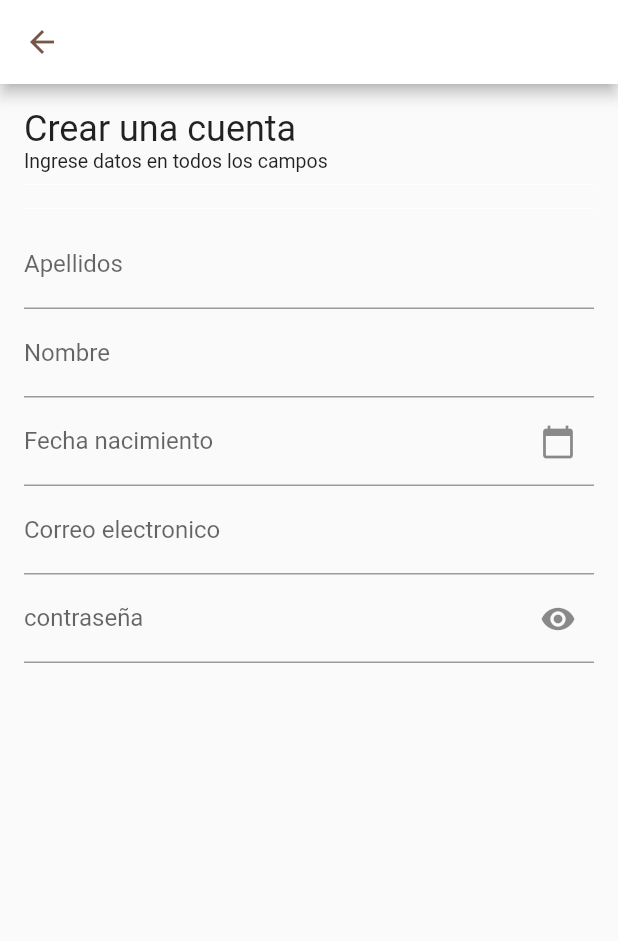
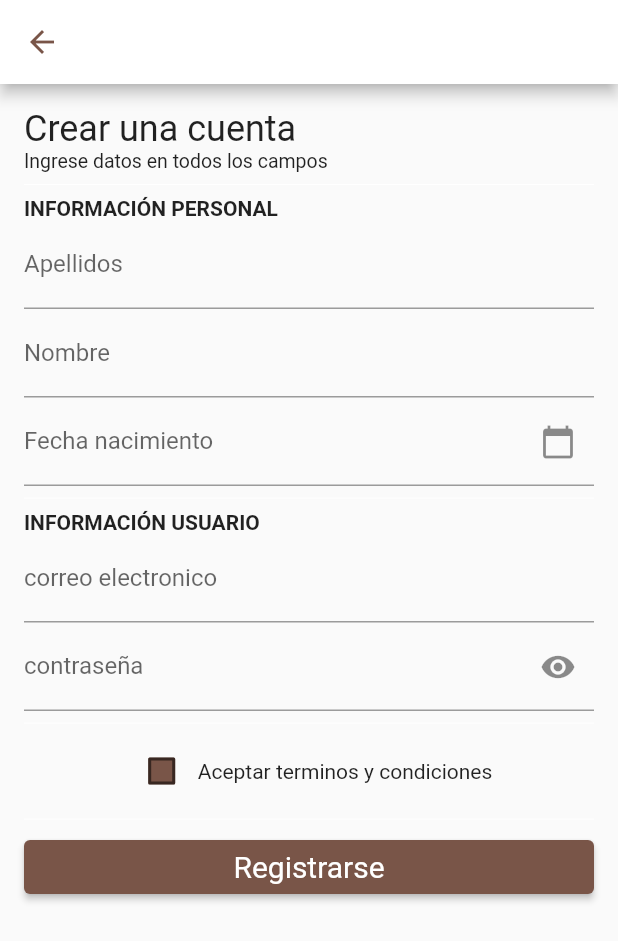
Before and after one commit to jcarloshg/Pineap, a Flutter app: the FormCreateAcount screen opened directly, on a phone screen of 412 x 824 dp. Shown: the top 941 px of the screen. Run offline on Flutter 3.47's test engine with Material 2 defaults, Android fonts, the phone set to English and light mode, and no system bars.

Commit message:
ADD title_block_form

```diff
--- a/lib/main.dart
+++ b/lib/main.dart
@@ -1,5 +1,5 @@
 import 'package:flutter/material.dart';
-import 'package:pineap/pages/Login.dart';
+import 'package:pineap/pages/login.dart';
 
 void main() {
   runApp(const MyApp());
--- a/lib/pages/Login.dart
+++ b/lib/pages/Login.dart
@@ -1,7 +1,7 @@
 // ignore_for_file: file_names
 
 import 'package:flutter/material.dart';
-import 'package:pineap/pages/Register/FormCreateAcount.dart';
+import 'package:pineap/pages/Register/form_create_acount.dart';
 
 class LoginScreen extends StatefulWidget {
   const LoginScreen({Key? key}) : super(key: key);
--- a/lib/pages/Register/FormCreateAcount.dart
+++ /dev/null
@@ -1,111 +0,0 @@
-// ignore_for_file: file_names
-
-import 'package:flutter/material.dart';
-
-import 'package:pineap/styles/SubTitle.dart';
-import 'package:pineap/styles/TitleWidget.dart';
-
-class FormCreateAcount extends StatefulWidget {
-  const FormCreateAcount({Key? key}) : super(key: key);
-
-  @override
-  _FormCreateAcountState createState() => _FormCreateAcountState();
-}
-
-class _FormCreateAcountState extends State<FormCreateAcount> {
-  @override
-  Widget build(BuildContext context) {
-    return Scaffold(
-        appBar: AppBar(
-          backgroundColor: Colors.white,
-          leading: IconButton(
-            onPressed: () {
-              Navigator.of(context).pop();
-            },
-            icon: const Icon(
-              Icons.arrow_back,
-              color: Colors.brown,
-            ),
-          ),
-        ),
-        body: const FormAcount());
-  }
-}
-
-class FormAcount extends StatefulWidget {
-  const FormAcount({Key? key}) : super(key: key);
-
-  @override
-  _FormAcountState createState() => _FormAcountState();
-}
-
-class _FormAcountState extends State<FormAcount> {
-  final _formKey = GlobalKey<FormState>();
-
-  @override
-  Widget build(BuildContext context) {
-    return Padding(
-      padding: const EdgeInsets.all(16.0),
-      child: Column(
-        mainAxisAlignment: MainAxisAlignment.start,
-        children: <Widget>[
-          const TitleWidget(title: "Crear una cuenta"),
-          const SubTitle(subtitle: "Ingrese datos en todos los campos"),
-          Form(
-            key: _formKey,
-            child: Column(
-              crossAxisAlignment: CrossAxisAlignment.stretch,
-              children: <Widget>[
-                const Divider(color: Colors.white),
-                const Divider(color: Colors.white),
-                TextFormField(
-                  decoration: const InputDecoration(labelText: "Apellidos"),
-                  validator: (String? value) {
-                    return value == null ? 'Please enter some text' : null;
-                  },
-                ),
-                TextFormField(
-                  decoration: const InputDecoration(labelText: "Nombre"),
-                  validator: (String? value) {
-                    return value == null ? 'Please enter some text' : null;
-                  },
-                ),
-                TextFormField(
-                  decoration: InputDecoration(
-                    labelText: "Fecha nacimiento",
-                    suffixIcon: IconButton(
-                      onPressed: () {},
-                      icon: const Icon(Icons.calendar_today),
-                    ),
-                  ),
-                  validator: (String? value) {
-                    return value == null ? 'Please enter some text' : null;
-                  },
-                ),
-                TextFormField(
-                  decoration:
-                      const InputDecoration(labelText: "Correo electronico"),
-                  validator: (String? value) {
-                    return value == null ? 'Please enter some text' : null;
-                  },
-                ),
-                TextFormField(
-                  decoration: InputDecoration(
-                    labelText: "contraseña",
-                    suffixIcon: IconButton(
-                      onPressed: () {},
-                      icon: const Icon(Icons.remove_red_eye),
-                    ),
-                  ),
-                  validator: (String? value) {
-                    return value == null ? 'Please enter some text' : null;
-                  },
-                ),
-              ],
-            ),
-          ),
-        ],
-      ),
-    );
-  }
-}
--- /dev/null
+++ b/lib/pages/Register/form_create_acount.dart
@@ -0,0 +1,154 @@
+// ignore_for_file: file_names
+
+import 'package:flutter/material.dart';
+import 'package:pineap/styles/sub_title_widget.dart';
+import 'package:pineap/styles/title_block_form.dart';
+import 'package:pineap/styles/title_widget.dart';
+
+class FormCreateAcount extends StatefulWidget {
+  const FormCreateAcount({Key? key}) : super(key: key);
+
+  @override
+  _FormCreateAcountState createState() => _FormCreateAcountState();
+}
+
+class _FormCreateAcountState extends State<FormCreateAcount> {
+  @override
+  Widget build(BuildContext context) {
+    return Scaffold(
+        appBar: AppBar(
+          backgroundColor: Colors.white,
+          leading: IconButton(
+            onPressed: () {
+              Navigator.of(context).pop();
+            },
+            icon: const Icon(
+              Icons.arrow_back,
+              color: Colors.brown,
+            ),
+          ),
+        ),
+        body: const FormAcount());
+  }
+}
+
+class FormAcount extends StatefulWidget {
+  const FormAcount({Key? key}) : super(key: key);
+
+  @override
+  _FormAcountState createState() => _FormAcountState();
+}
+
+class _FormAcountState extends State<FormAcount> {
+  final _formKey = GlobalKey<FormState>();
+  bool isChecked = false;
+
+  @override
+  Widget build(BuildContext context) {
+    return SingleChildScrollView(
+      child: Padding(
+        padding: const EdgeInsets.all(16.0),
+        child: Column(
+          mainAxisAlignment: MainAxisAlignment.start,
+          children: <Widget>[
+            const TitleWidget(title: "Crear una cuenta"),
+            const SubTitle(subtitle: "Ingrese datos en todos los campos"),
+            Form(
+              key: _formKey,
+              child: Column(
+                crossAxisAlignment: CrossAxisAlignment.stretch,
+                children: <Widget>[
+                  const Divider(color: Colors.white),
+                  const TitleBlockForm(
+                      title_block_form: "Información personal"),
+                  TextFormField(
+                    decoration: const InputDecoration(labelText: "Apellidos"),
+                    validator: (String? value) {
+                      return value == null ? 'Please enter some text' : null;
+                    },
+                  ),
+                  TextFormField(
+                    decoration: const InputDecoration(labelText: "Nombre"),
+                    validator: (String? value) {
+                      return value == null ? 'Please enter some text' : null;
+                    },
+                  ),
+                  TextFormField(
+                    decoration: InputDecoration(
+                      labelText: "Fecha nacimiento",
+                      suffixIcon: IconButton(
+                        onPressed: () {},
+                        icon: const Icon(Icons.calendar_today),
+                      ),
+                    ),
+                    validator: (String? value) {
+                      return value == null ? 'Please enter some text' : null;
+                    },
+                  ),
+                  const Divider(color: Colors.white),
+                  const TitleBlockForm(title_block_form: "Información usuario"),
+                  TextFormField(
+                    decoration:
+                        const InputDecoration(labelText: "correo electronico"),
+                    validator: (String? value) {
+                      return value == null ? 'Please enter some text' : null;
+                    },
+                  ),
+                  TextFormField(
+                    decoration: InputDecoration(
+                      labelText: "contraseña",
+                      suffixIcon: IconButton(
+                        onPressed: () {},
+                        icon: const Icon(Icons.remove_red_eye),
+                      ),
+                    ),
+                    validator: (String? value) {
+                      return value == null ? 'Please enter some text' : null;
+                    },
+                  ),
+                  const Divider(color: Colors.white),
+                  Row(
+                    mainAxisAlignment: MainAxisAlignment.center,
+                    children: <Widget>[
+                      Checkbox(
+                        checkColor: Colors.white,
+                        fillColor: MaterialStateProperty.resolveWith(getColor),
+                        value: isChecked,
+                        onChanged: (bool? value) {
+                          setState(() {
+                            isChecked = value!;
+                          });
+                        },
+                      ),
+                      const Text("Aceptar terminos y condiciones"),
+                    ],
+                  ),
+                  const Divider(color: Colors.white),
+                  ElevatedButton(
+                    style: ElevatedButton.styleFrom(
+                      textStyle: const TextStyle(fontSize: 20),
+                    ),
+                    onPressed: () {},
+                    child: const Text('Registrarse'),
+                  ),
+                ],
+              ),
+            ),
+          ],
+        ),
+      ),
+    );
+  }
+
+  Color getColor(Set<MaterialState> states) {
+    const Set<MaterialState> interactiveStates = <MaterialState>{
+      MaterialState.pressed,
+      MaterialState.hovered,
+      MaterialState.focused,
+    };
+    if (states.any(interactiveStates.contains)) {
+      return Colors.blue;
+    }
+    return Colors.brown;
+  }
+}
--- a/lib/styles/Styles.dart
+++ /dev/null
@@ -1,19 +0,0 @@
-// ignore_for_file: file_names
-
-import 'package:flutter/material.dart';
-
-class Styles {
-
-  Styles();
-
-  final TextStyle _titulo = const TextStyle(
-    fontSize: 24.0,
-  );
-
-  final TextStyle _subtitulo = const TextStyle(
-    fontSize: 13.0,
-  );
-
-  get titulo => _titulo;
-  get subtitulo => _subtitulo;
-}
--- /dev/null
+++ b/lib/styles/title_block_form.dart
@@ -0,0 +1,18 @@
+// ignore_for_file: non_constant_identifier_names
+
+import 'package:flutter/material.dart';
+
+class TitleBlockForm extends StatelessWidget {
+  const TitleBlockForm({Key? key, this.title_block_form = ""})
+      : super(key: key);
+
+  final String title_block_form;
+
+  @override
+  Widget build(BuildContext context) {
+    return Text(
+      title_block_form.toUpperCase(),
+      style: const TextStyle(fontWeight: FontWeight.bold),
+    );
+  }
+}
```
Also changed, not shown: lib/styles/sub_title_widget.dart (renamed from lib/styles/SubTitle.dart), lib/styles/title_widget.dart (renamed from lib/styles/TitleWidget.dart).
